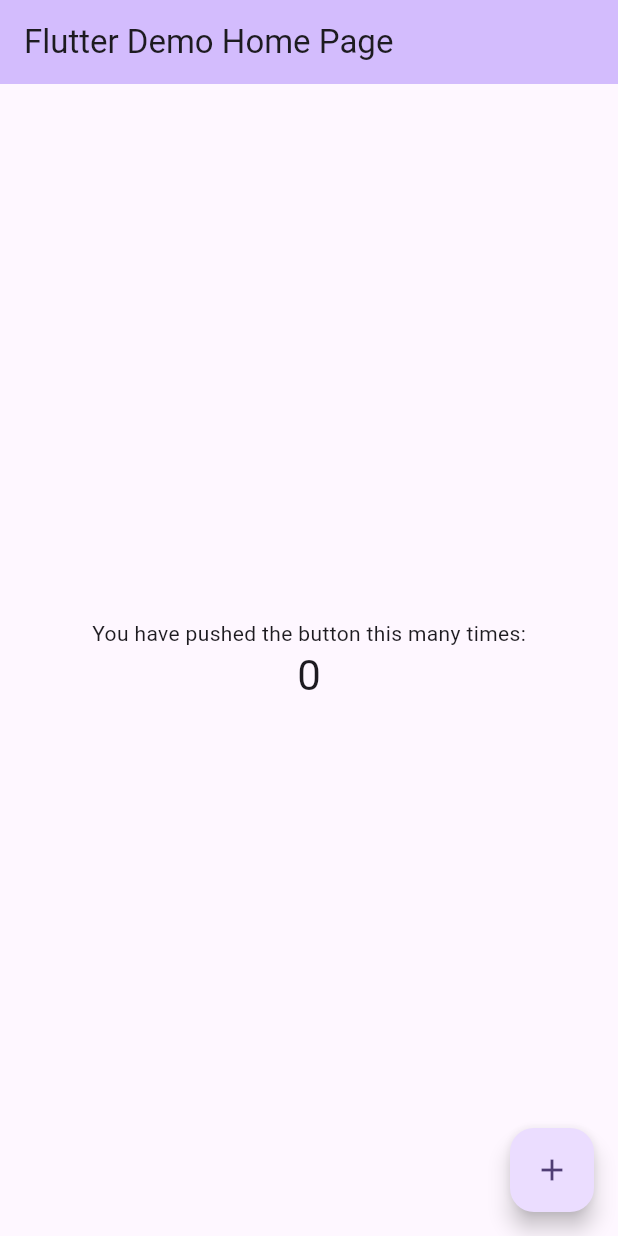
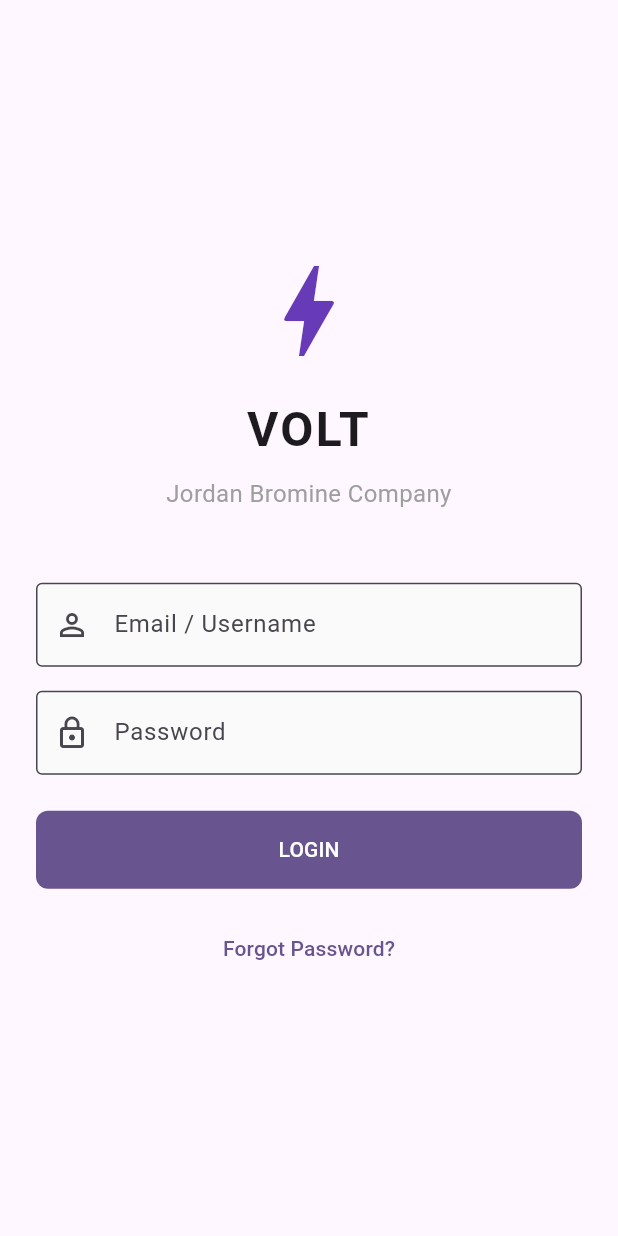
Before and after one commit to could-ai/019ada57-0225-7ba1-8d77-bb89eb910a4a, a Flutter app: the screen it shows after launch, on a phone screen of 412 x 824 dp. Run offline on Flutter 3.47's test engine with Material 3 defaults, Android fonts, the phone set to English and light mode, and no system bars.

Commit message:
Created a professional LoginScreen with form validation, loading state, and branding placeholders for 'VOLT'.; Created a DashboardScreen with a navigation drawer and summary cards to serve as the main landing area after login.; Updated main.dart to remove the default counter app and set up routing for the new Login and Dashboard screens.

```diff
--- a/usr/lib/main.dart
+++ b/usr/lib/main.dart
@@ -1,4 +1,6 @@
 import 'package:flutter/material.dart';
+import 'screens/login_screen.dart';
+import 'screens/dashboard_screen.dart';
 
 void main() {
   runApp(const MyApp());
@@ -7,117 +9,38 @@ void main() {
 class MyApp extends StatelessWidget {
   const MyApp({super.key});
 
-  // This widget is the root of your application.
   @override
   Widget build(BuildContext context) {
     return MaterialApp(
-      title: 'Flutter Demo',
+      title: 'VOLT',
       debugShowCheckedModeBanner: false,
       theme: ThemeData(
-        // This is the theme of your application.
-        //
-        // TRY THIS: Try running your application with "flutter run". You'll see
-        // the application has a purple toolbar. Then, without quitting the app,
-        // try changing the seedColor in the colorScheme below to Colors.green
-        // and then invoke "hot reload" (save your changes or press the "hot
-        // reload" button in a Flutter-supported IDE, or press "r" if you used
-        // the command line to start the app).
-        //
-        // Notice that the counter didn't reset back to zero; the application
-        // state is not lost during the reload. To reset the state, use hot
-        // restart instead.
-        //
-        // This works for code too, not just values: Most code changes can be
-        // tested with just a hot reload.
-        colorScheme: ColorScheme.fromSeed(seedColor: Colors.deepPurple),
+        colorScheme: ColorScheme.fromSeed(
+          seedColor: Colors.deepPurple,
+          brightness: Brightness.light,
+        ),
+        useMaterial3: true,
+        inputDecorationTheme: InputDecorationTheme(
+          filled: true,
+          fillColor: Colors.grey.shade50,
+          border: OutlineInputBorder(
+            borderRadius: BorderRadius.circular(8),
+          ),
+        ),
+        filledButtonTheme: FilledButtonThemeData(
+          style: FilledButton.styleFrom(
+            shape: RoundedRectangleBorder(
+              borderRadius: BorderRadius.circular(8),
+            ),
+          ),
+        ),
       ),
+      // Explicitly defining initialRoute and the '/' route is critical for web routing safety
       initialRoute: '/',
       routes: {
-        '/': (context) => const MyHomePage(title: 'Flutter Demo Home Page'),
+        '/': (context) => const LoginScreen(),
+        '/home': (context) => const DashboardScreen(),
       },
     );
   }
 }
-
-class MyHomePage extends StatefulWidget {
-  const MyHomePage({super.key, required this.title});
-
-  // This widget is the home page of your application. It is stateful, meaning
-  // that it has a State object (defined below) that contains fields that affect
-  // how it looks.
-
-  // This class is the configuration for the state. It holds the values (in this
-  // case the title) provided by the parent (in this case the App widget) and
-  // used by the build method of the State. Fields in a Widget subclass are
-  // always marked "final".
-
-  final String title;
-
-  @override
-  State<MyHomePage> createState() => _MyHomePageState();
-}
-
-class _MyHomePageState extends State<MyHomePage> {
-  int _counter = 0;
-
-  void _incrementCounter() {
-    setState(() {
-      // This call to setState tells the Flutter framework that something has
-      // changed in this State, which causes it to rerun the build method below
-      // so that the display can reflect the updated values. If we changed
-      // _counter without calling setState(), then the build method would not be
-      // called again, and so nothing would appear to happen.
-      _counter++;
-    });
-  }
-
-  @override
-  Widget build(BuildContext context) {
-    // This method is rerun every time setState is called, for instance as done
-    // by the _incrementCounter method above.
-    //
-    // The Flutter framework has been optimized to make rerunning build methods
-    // fast, so that you can just rebuild anything that needs updating rather
-    // than having to individually change instances of widgets.
-    return Scaffold(
-      appBar: AppBar(
-        // TRY THIS: Try changing the color here to a specific color (to
-        // Colors.amber, perhaps?) and trigger a hot reload to see the AppBar
-        // change color while the other colors stay the same.
-        backgroundColor: Theme.of(context).colorScheme.inversePrimary,
-        // Here we take the value from the MyHomePage object that was created by
-        // the App.build method, and use it to set our appbar title.
-        title: Text(widget.title),
-      ),
-      body: Center(
-        // Center is a layout widget. It takes a single child and positions it
-        // in the middle of the parent.
-        child: Column(
-          // Column is also a layout widget. It takes a list of children and
-          // arranges them vertically. By default, it sizes itself to fit its
-          // children horizontally, and tries to be as tall as its parent.
-          //
-          // Column has various properties to control how it sizes itself and
-          // how it positions its children. Here we use mainAxisAlignment to
-          // center the children vertically; the main axis here is the vertical
-          // axis because Columns are vertical (the cross axis would be
-          // horizontal).
-          //
-          // TRY THIS: Invoke "debug painting" (choose the "Toggle Debug Paint"
-          // action in the IDE, or press "p" in the console), to see the
-          // wireframe for each widget.
-          mainAxisAlignment: MainAxisAlignment.center,
-          children: <Widget>[
-            const Text('You have pushed the button this many times:'),
-            Text('$_counter', style: Theme.of(context).textTheme.headlineMedium),
-          ],
-        ),
-      ),
-      floatingActionButton: FloatingActionButton(
-        onPressed: _incrementCounter,
-        tooltip: 'Increment',
-        child: const Icon(Icons.add),
-      ), // This trailing comma makes auto-formatting nicer for build methods.
-    );
-  }
-}
--- /dev/null
+++ b/usr/lib/screens/login_screen.dart
@@ -0,0 +1,150 @@
+import 'package:flutter/material.dart';
+
+class LoginScreen extends StatefulWidget {
+  const LoginScreen({super.key});
+
+  @override
+  State<LoginScreen> createState() => _LoginScreenState();
+}
+
+class _LoginScreenState extends State<LoginScreen> {
+  final _formKey = GlobalKey<FormState>();
+  final _emailController = TextEditingController();
+  final _passwordController = TextEditingController();
+  bool _isLoading = false;
+
+  void _handleLogin() async {
+    if (_formKey.currentState!.validate()) {
+      setState(() {
+        _isLoading = true;
+      });
+
+      // Simulate network delay
+      await Future.delayed(const Duration(seconds: 2));
+
+      if (mounted) {
+        setState(() {
+          _isLoading = false;
+        });
+        Navigator.pushReplacementNamed(context, '/home');
+      }
+    }
+  }
+
+  @override
+  void dispose() {
+    _emailController.dispose();
+    _passwordController.dispose();
+    super.dispose();
+  }
+
+  @override
+  Widget build(BuildContext context) {
+    return Scaffold(
+      body: Center(
+        child: SingleChildScrollView(
+          padding: const EdgeInsets.all(24.0),
+          child: ConstrainedBox(
+            constraints: const BoxConstraints(maxWidth: 400),
+            child: Form(
+              key: _formKey,
+              child: Column(
+                mainAxisAlignment: MainAxisAlignment.center,
+                crossAxisAlignment: CrossAxisAlignment.stretch,
+                children: [
+                  // Logo / Branding Placeholder
+                  const Icon(
+                    Icons.bolt,
+                    size: 80,
+                    color: Colors.deepPurple,
+                  ),
+                  const SizedBox(height: 16),
+                  const Text(
+                    'VOLT',
+                    textAlign: TextAlign.center,
+                    style: TextStyle(
+                      fontSize: 32,
+                      fontWeight: FontWeight.bold,
+                      letterSpacing: 1.5,
+                    ),
+                  ),
+                  const SizedBox(height: 8),
+                  const Text(
+                    'Jordan Bromine Company',
+                    textAlign: TextAlign.center,
+                    style: TextStyle(
+                      fontSize: 16,
+                      color: Colors.grey,
+                    ),
+                  ),
+                  const SizedBox(height: 48),
+
+                  // Email Field
+                  TextFormField(
+                    controller: _emailController,
+                    decoration: const InputDecoration(
+                      labelText: 'Email / Username',
+                      prefixIcon: Icon(Icons.person_outline),
+                      border: OutlineInputBorder(),
+                    ),
+                    validator: (value) {
+                      if (value == null || value.isEmpty) {
+                        return 'Please enter your email or username';
+                      }
+                      return null;
+                    },
+                  ),
+                  const SizedBox(height: 16),
+
+                  // Password Field
+                  TextFormField(
+                    controller: _passwordController,
+                    obscureText: true,
+                    decoration: const InputDecoration(
+                      labelText: 'Password',
+                      prefixIcon: Icon(Icons.lock_outline),
+                      border: OutlineInputBorder(),
+                    ),
+                    validator: (value) {
+                      if (value == null || value.isEmpty) {
+                        return 'Please enter your password';
+                      }
+                      return null;
+                    },
+                  ),
+                  const SizedBox(height: 24),
+
+                  // Login Button
+                  FilledButton(
+                    onPressed: _isLoading ? null : _handleLogin,
+                    style: FilledButton.styleFrom(
+                      padding: const EdgeInsets.symmetric(vertical: 16),
+                    ),
+                    child: _isLoading
+                        ? const SizedBox(
+                            height: 20,
+                            width: 20,
+                            child: CircularProgressIndicator(
+                              strokeWidth: 2,
+                              color: Colors.white,
+                            ),
+                          )
+                        : const Text('LOGIN'),
+                  ),
+
+                  const SizedBox(height: 16),
+                  TextButton(
+                    onPressed: () {
+                      // TODO: Implement forgot password
+                    },
+                    child: const Text('Forgot Password?'),
+                  ),
+                ],
+              ),
+            ),
+          ),
+        ),
+      ),
+    );
+  }
+}
```
Also changed, not shown: usr/lib/screens/dashboard_screen.dart (added, +146 -0 lines).
